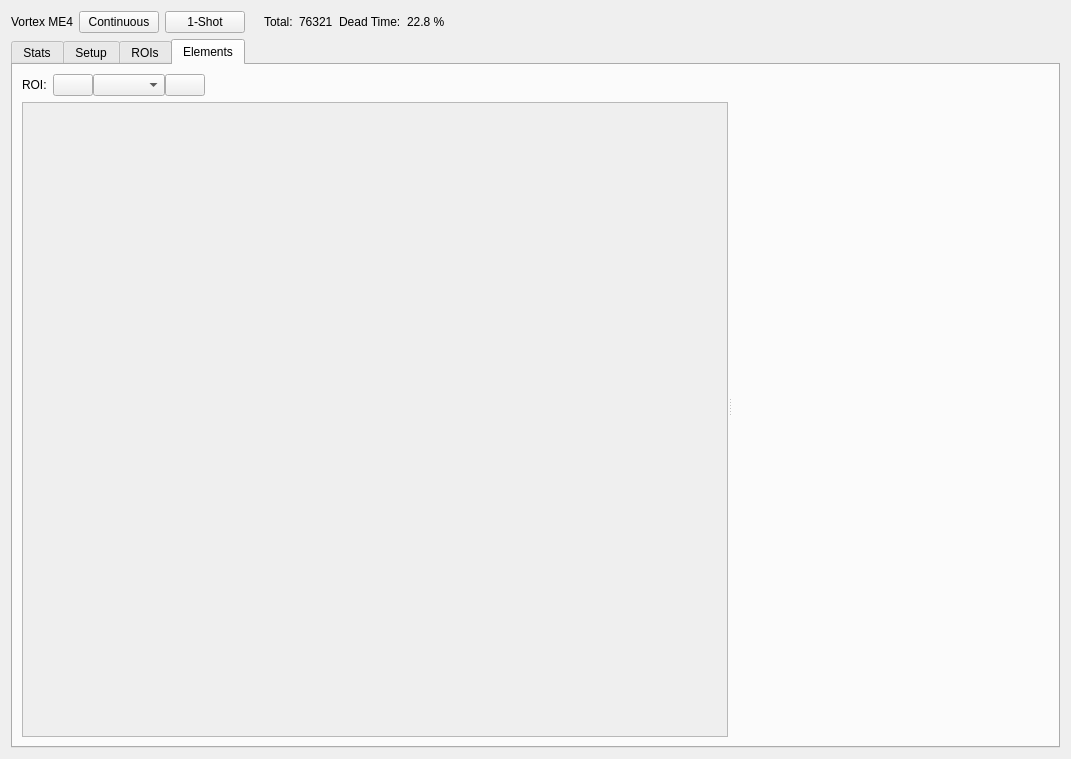
Qt form firefly/xrf_detector.ui (spc-group/haven) before a commit.
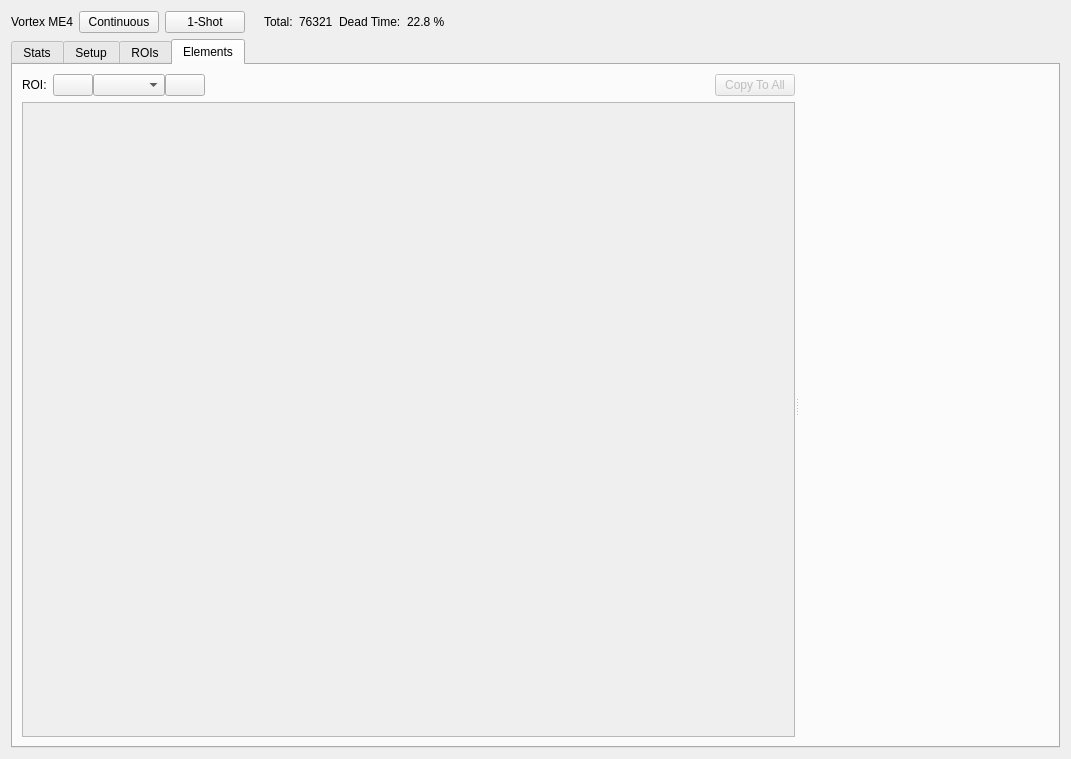
The same form after that commit. The open tabs and pages were chosen to show the change. Custom widgets are drawn as their Qt base class.

Commit message: Added an ROI region selector to the XRF detector display (Elements tab only).

```diff
--- a/firefly/xrf_detector.ui
+++ b/firefly/xrf_detector.ui
@@ -929,6 +929,16 @@
                 </property>
                </spacer>
               </item>
+              <item>
+               <widget class="QPushButton" name="pushButton_2">
+                <property name="enabled">
+                 <bool>false</bool>
+                </property>
+                <property name="text">
+                 <string>Copy To All</string>
+                </property>
+               </widget>
+              </item>
              </layout>
             </item>
             <item>
@@ -944,8 +954,8 @@
                 <rect>
                  <x>0</x>
                  <y>0</y>
-                 <width>197</width>
-                 <height>57</height>
+                 <width>854</width>
+                 <height>393</height>
                 </rect>
                </property>
                <layout class="QVBoxLayout" name="verticalLayout_8">
```
Left out of the diff: 12 changed lines with no effect on the pictures. The commit also changes 31 other files.
